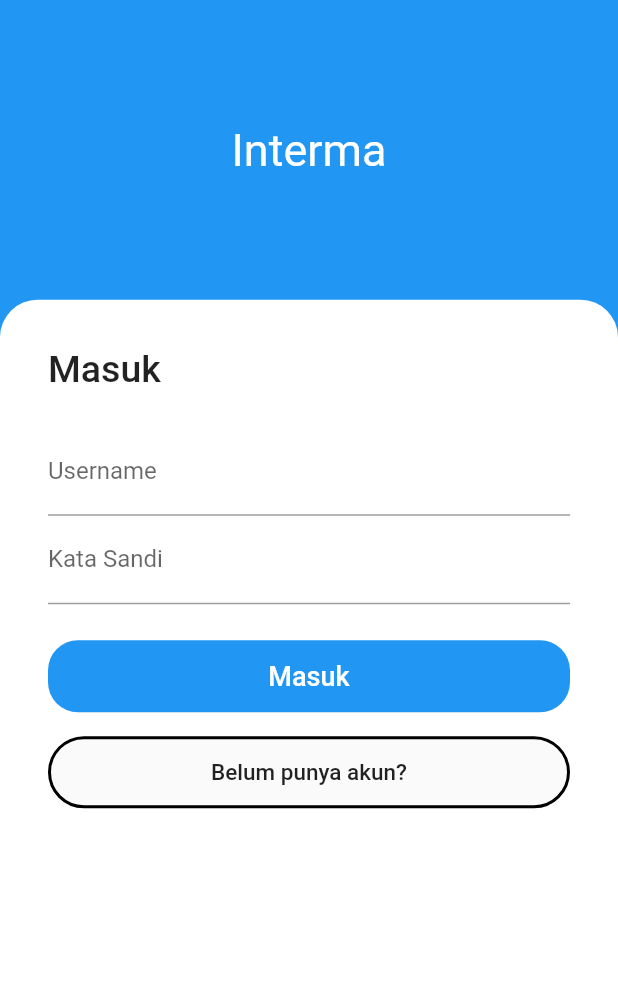
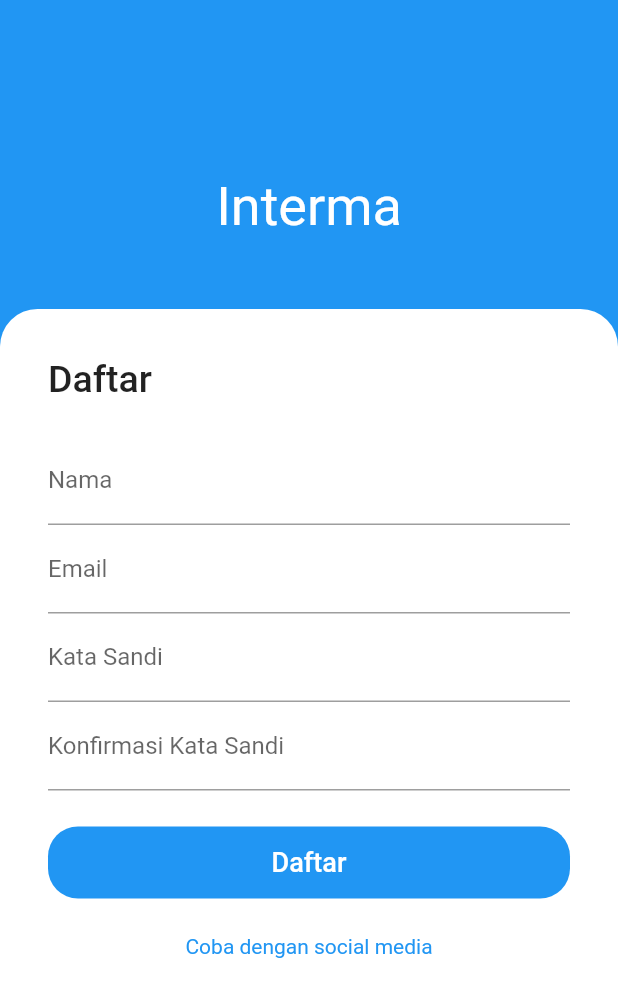
Before and after one commit to fahrulsite/interma, a Flutter app: the screen it shows after launch, after a tap on "Belum punya akun?", on a phone screen of 412 x 824 dp. Shown: the top 997 px of the screen. Run offline on Flutter 3.47's test engine with Material 2 defaults, Android fonts, the phone set to English and light mode, and no system bars; our stand-ins replace get.

Commit message:
add register layout

```diff
--- a/lib/login.dart
+++ b/lib/login.dart
@@ -2,6 +2,7 @@ import 'package:flutter/material.dart';
 import 'package:flutter/rendering.dart';
 import 'package:get/get.dart';
 import 'package:interma/dashboard.dart';
+import 'package:interma/register.dart';
 
 class Login extends StatefulWidget {
   @override
@@ -22,17 +23,28 @@ class _LoginState extends State<Login> {
         child: Column(
           mainAxisAlignment: MainAxisAlignment.center,
           children: [
-            SizedBox(height: height*0.1, ),
-            Text("Interma", style: TextStyle(color: Colors.white, fontSize: 30, fontWeight: FontWeight.w400),),
-            SizedBox(height: height*0.1, ),
+            SizedBox(
+              height: height * 0.1,
+            ),
+            Text(
+              "Interma",
+              style: TextStyle(
+                  color: Colors.white,
+                  fontSize: 30,
+                  fontWeight: FontWeight.w400),
+            ),
+            SizedBox(
+              height: height * 0.1,
+            ),
             Expanded(
               child: Container(
                   width: width,
                   height: 500,
                   decoration: BoxDecoration(
                       color: Colors.white,
-                  borderRadius: BorderRadius.only(topLeft: Radius.circular(25), topRight: Radius.circular(25))
-                ),
+                      borderRadius: BorderRadius.only(
+                          topLeft: Radius.circular(25),
+                          topRight: Radius.circular(25))),
                   child: Form(
                     key: _key,
                     child: ListView(
@@ -70,38 +82,39 @@ class _LoginState extends State<Login> {
                         SizedBox(
                           height: 24,
                         ),
-                    Material(color: Colors.blue,
+                        Material(
+                          color: Colors.blue,
                           borderRadius: BorderRadius.circular(20),
                           child: MaterialButton(
                             onPressed: () => Get.to(Dashboard()),
                             child: Text(
                               'Masuk',
-                          style: TextStyle(color: Colors.white, fontSize: 18),
+                              style:
+                                  TextStyle(color: Colors.white, fontSize: 18),
                             ),
                           ),
                         ),
                         SizedBox(
                           height: 16,
                         ),
-
                         Material(
                           shape: RoundedRectangleBorder(
                               side: BorderSide(
                                 style: BorderStyle.solid,
-                              width: 2,),
+                                width: 2,
+                              ),
                               borderRadius: BorderRadius.circular(25)),
                           child: MaterialButton(
-                        onPressed: () => null,
+                            onPressed: () => Get.to(Register()),
                             child: Text(
                               'Belum punya akun?',
-                          style: TextStyle( fontSize: 15),
+                              style: TextStyle(fontSize: 15),
                             ),
                           ),
                         ),
                       ],
                     ),
-                )
-              ),
+                  )),
             ),
           ],
         ),
--- /dev/null
+++ b/lib/register.dart
@@ -0,0 +1,159 @@
+import 'package:flutter/material.dart';
+
+class Register extends StatefulWidget {
+  @override
+  _RegisterState createState() => _RegisterState();
+}
+
+class _RegisterState extends State<Register> {
+  final _key = new GlobalKey<FormState>();
+  TextEditingController _nameController = TextEditingController();
+  TextEditingController _emailController = TextEditingController();
+  TextEditingController _passwordController = TextEditingController();
+  TextEditingController _confirmPasswordController = TextEditingController();
+
+  @override
+  Widget build(BuildContext context) {
+    return Scaffold(
+        backgroundColor: Colors.blue,
+        body: Column(
+          children: <Widget>[
+            Container(
+              height: MediaQuery.of(context).size.height / 4,
+              child: Stack(
+                children: <Widget>[
+                  Positioned(
+                    top: -50,
+                    left: -50,
+                    child: Container(
+                      height: MediaQuery.of(context).size.height / 4,
+                      width: MediaQuery.of(context).size.height / 4,
+                      decoration: BoxDecoration(
+                        border: Border.all(color: Colors.blue, width: 25),
+                        shape: BoxShape.circle,
+                      ),
+                    ),
+                  ),
+                  Positioned(
+                    child: Container(
+                      margin: EdgeInsets.only(top: 70),
+                      child: Center(
+                        child: Text(
+                          'Interma',
+                          style: TextStyle(fontSize: 36, color: Colors.white),
+                        ),
+                      ),
+                    ),
+                  ),
+                ],
+              ),
+            ),
+            Expanded(
+              child: Container(
+                width: double.infinity,
+                decoration: BoxDecoration(
+                  color: Colors.white,
+                  borderRadius: BorderRadius.only(
+                      topLeft: Radius.circular(25),
+                      topRight: Radius.circular(25)),
+                ),
+                child: Form(
+                  key: _key,
+                  child: ListView(
+                    padding: EdgeInsets.all(32),
+                    children: <Widget>[
+                      Text(
+                        'Daftar',
+                        style: TextStyle(
+                            fontSize: 25, fontWeight: FontWeight.w500),
+                      ),
+                      SizedBox(
+                        height: 24,
+                      ),
+                      TextFormField(
+                        validator: (e) {
+                          if (e.isEmpty) {
+                            return 'Nama tidak boleh kosong';
+                          }
+                          ;
+                        },
+                        controller: _nameController,
+                        decoration: InputDecoration(labelText: 'Nama'),
+                      ),
+                      TextFormField(
+                        validator: (e) {
+                          if (e.isEmpty) {
+                            return 'Email tidak boleh kosong';
+                          }
+                          ;
+                        },
+                        controller: _emailController,
+                        decoration: InputDecoration(labelText: 'Email'),
+                      ),
+                      TextFormField(
+                        validator: (e) {
+                          if (e.isEmpty) {
+                            return 'Password tidak boleh kosong';
+                          }
+                          ;
+                        },
+                        obscureText: true,
+                        controller: _passwordController,
+                        decoration: InputDecoration(labelText: 'Kata Sandi'),
+                      ),
+                      TextFormField(
+                        validator: (e) {
+                          if (e.isEmpty) {
+                            return 'Password tidak boleh kosong';
+                          }
+                          ;
+                        },
+                        obscureText: true,
+                        controller: _confirmPasswordController,
+                        decoration:
+                            InputDecoration(labelText: 'Konfirmasi Kata Sandi'),
+                      ),
+                      SizedBox(
+                        height: 24,
+                      ),
+                      Material(
+                        color: Colors.blue,
+                        borderRadius: BorderRadius.circular(20),
+                        child: MaterialButton(
+                          onPressed: null,
+                          child: Text(
+                            'Daftar',
+                            style: TextStyle(color: Colors.white, fontSize: 18),
+                          ),
+                        ),
+                      ),
+                      SizedBox(
+                        height: 24,
+                      ),
+                      Text(
+                        'Coba dengan social media',
+                        textAlign: TextAlign.center,
+                        style: TextStyle(color: Colors.blue),
+                      ),
+                      SizedBox(
+                        height: 20,
+                      ),
+                      // InkWell(
+                      //   onTap: null,
+                      //   child: Image.asset(
+                      //     'assets/image/imgGoogle.png',
+                      //     height: 45,
+                      //   ),
+                      // ),
+                      SizedBox(
+                        height: 24,
+                      )
+                    ],
+                  ),
+                ),
+              ),
+            )
+          ],
+        ));
+  }
+}
```
Also changed, not shown: pubspec.lock. Lines whose indentation alone changed are shown as unchanged.
